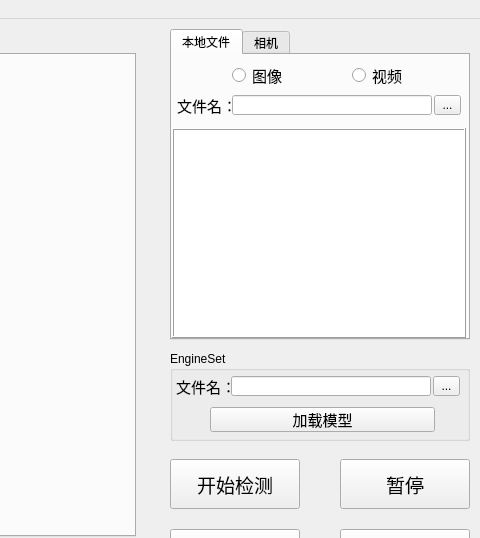
This is src/yolowindow.ui in Jsvi53/ThreadRollDetection-QtYOLO-TRT as Qt 5 draws it before an edit; both pictures show x 520 to 1000 and y 0 to 538 of the 1000 by 670 pixel window. The edited form follows.
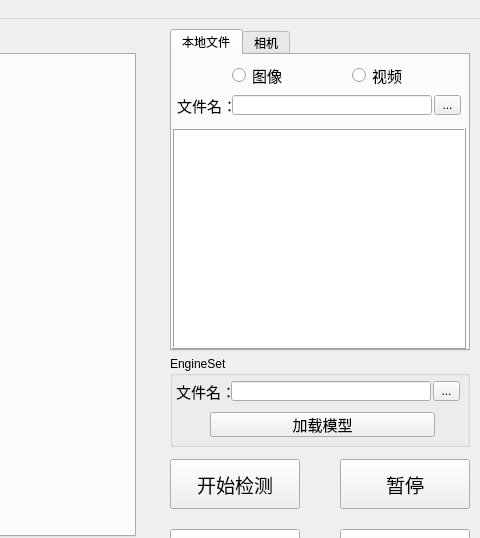
This is the edited form. The open tabs and pages were chosen to show the change. Icons and pictures are not drawn.

```diff
--- a/src/yolowindow.ui
+++ b/src/yolowindow.ui
@@ -64,7 +64,7 @@
       <x>690</x>
       <y>10</y>
       <width>300</width>
-      <height>311</height>
+      <height>322</height>
      </rect>
     </property>
     <property name="currentIndex">
@@ -157,7 +157,7 @@
         <x>0</x>
         <y>73</y>
         <width>294</width>
-        <height>210</height>
+        <height>221</height>
        </rect>
       </property>
       <property name="frameShape">
@@ -240,9 +240,9 @@
     <property name="geometry">
      <rect>
       <x>690</x>
-      <y>332</y>
+      <y>337</y>
       <width>300</width>
-      <height>90</height>
+      <height>91</height>
      </rect>
     </property>
     <property name="title">
```
Left out of the diff: 15 changed lines with no effect on the pictures.
